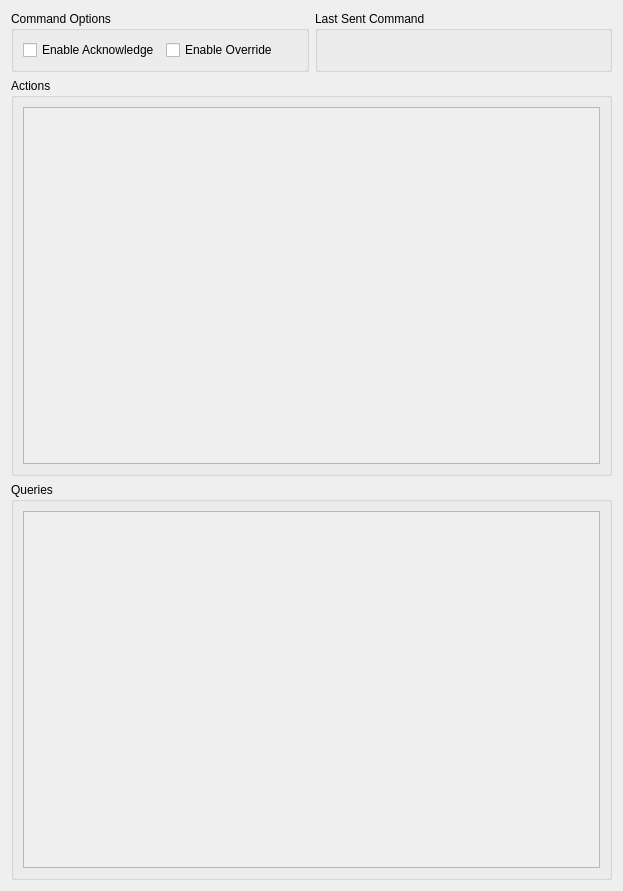
Above: mars_ws/src/science/science/debug_gui/skeleton.ui from BYUMarsRover/Autonomy-ROS2 before the change. Below: the same form after it.
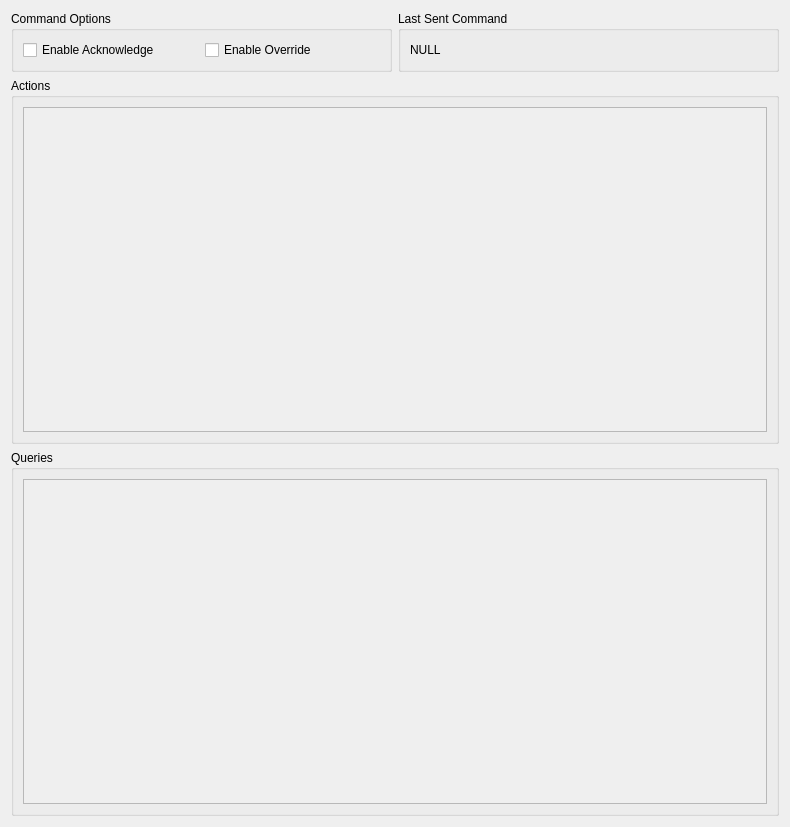
That is the form after the change.

```diff
--- a/mars_ws/src/science/science/debug_gui/skeleton.ui
+++ b/mars_ws/src/science/science/debug_gui/skeleton.ui
@@ -6,8 +6,8 @@
    <rect>
     <x>0</x>
     <y>0</y>
-    <width>623</width>
-    <height>891</height>
+    <width>790</width>
+    <height>827</height>
    </rect>
   </property>
   <property name="windowTitle">
@@ -44,6 +44,18 @@
        <property name="title">
         <string>Last Sent Command</string>
        </property>
+       <layout class="QHBoxLayout" name="horizontalLayout_7">
+        <item>
+         <widget class="QLabel" name="lastSentLabel">
+          <property name="text">
+           <string>NULL</string>
+          </property>
+          <property name="wordWrap">
+           <bool>true</bool>
+          </property>
+         </widget>
+        </item>
+       </layout>
       </widget>
      </item>
     </layout>
@@ -67,11 +79,11 @@
           <rect>
            <x>0</x>
            <y>0</y>
-           <width>579</width>
-           <height>346</height>
+           <width>746</width>
+           <height>314</height>
           </rect>
          </property>
-         <layout class="QGridLayout" name="gridLayout"/>
+         <layout class="QHBoxLayout" name="horizontalLayout_4"/>
         </widget>
        </widget>
       </item>
@@ -97,11 +109,11 @@
           <rect>
            <x>0</x>
            <y>0</y>
-           <width>579</width>
-           <height>346</height>
+           <width>746</width>
+           <height>314</height>
           </rect>
          </property>
-         <layout class="QGridLayout" name="gridLayout_2"/>
+         <layout class="QHBoxLayout" name="horizontalLayout_6"/>
         </widget>
        </widget>
       </item>
```
Left out of the diff: 8 changed lines with no effect on the pictures.
